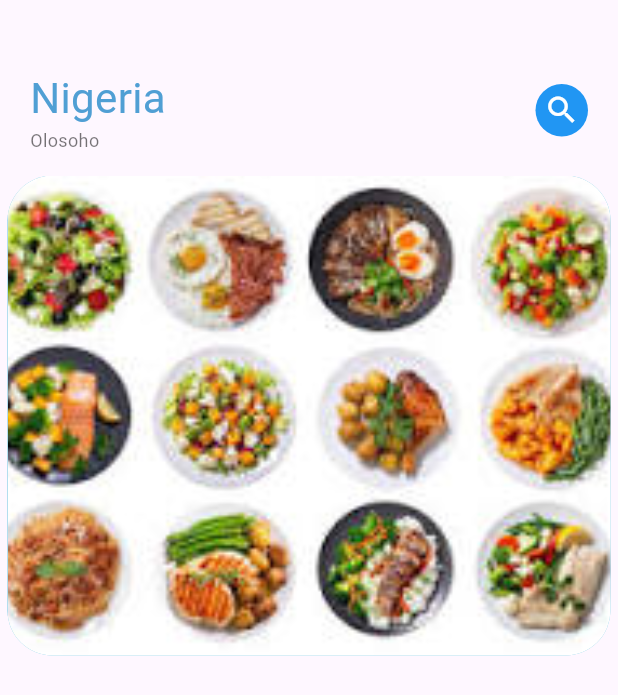
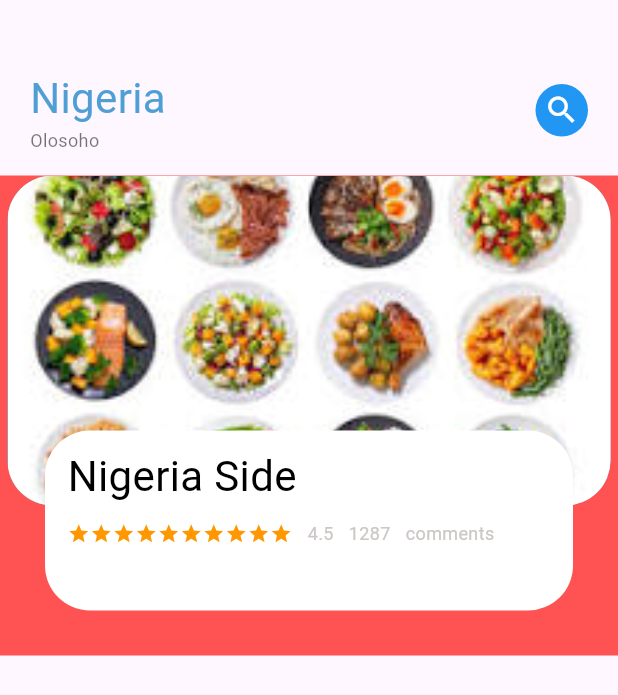
Before and after one commit to IA-LINK/delivery_food, a Flutter app: the screen it shows after launch, on a phone screen of 412 x 824 dp. Shown: the top 695 px of the screen. Run offline on Flutter 3.47's test engine with Material 3 defaults, Android fonts, the phone set to English and light mode, and no system bars.

Commit message:
update decoration image

```diff
--- a/food_delivery/lib/home/food_page_body.dart
+++ b/food_delivery/lib/home/food_page_body.dart
@@ -1,4 +1,6 @@
 import 'package:flutter/material.dart';
+import 'package:food_delivery/wedgats/big_text.dart';
+import 'package:food_delivery/wedgats/small_text.dart';
 
 class FoodPageBody extends StatefulWidget {
   const FoodPageBody({super.key});
@@ -10,7 +12,8 @@ class FoodPageBody extends StatefulWidget {
 class _FoodPageBodyState extends State<FoodPageBody> {
   @override
   Widget build(BuildContext context) {
-    return SizedBox(
+    return Container(
+      color: Colors.redAccent,
       height: 320,
       child: PageView.builder(
         itemCount: 5,
@@ -22,7 +25,9 @@ class _FoodPageBodyState extends State<FoodPageBody> {
   }
 
   Widget _buildPageItem(int index) {
-    return Container(
+    return Stack(
+      children: [
+        Container(
           height: 220,
           margin: EdgeInsets.only(left: 5, right: 5),
           decoration: BoxDecoration(
@@ -33,6 +38,49 @@ class _FoodPageBodyState extends State<FoodPageBody> {
               fit: BoxFit.cover,
             ),
           ),
+        ),
+        Align(
+          alignment: Alignment.bottomCenter,
+          child: Container(
+            height: 120,
+            margin: EdgeInsets.only(left: 30, right: 30, bottom: 30),
+            decoration: BoxDecoration(
+              borderRadius: BorderRadius.circular(30),
+              color: Colors.white,
+            ),
+            child: Container(
+              padding: EdgeInsets.only(top: 10, left: 15, right: 15),
+              child: Column(
+                crossAxisAlignment: CrossAxisAlignment.start,
+                children: [
+                  BigText(text: "Nigeria Side"),
+                  SizedBox(height: 10),
+                  Row(
+                    children: [
+                      Wrap(
+                        children: List.generate(
+                          10,
+                          (index) => Icon(
+                            Icons.star,
+                            color: Colors.orange,
+                            size: 15,
+                          ),
+                        ),
+                      ),
+                      SizedBox(width: 10),
+                      SmallText(text: "4.5"),
+                      SizedBox(width: 10),
+                      SmallText(text: "1287"),
+                      SizedBox(width: 10),
+                      SmallText(text: "comments"),
+                    ],
+                  ),
+                ],
+              ),
+            ),
+          ),
+        ),
+      ],
     );
   }
 }
```
Lines whose indentation alone changed are shown as unchanged.
